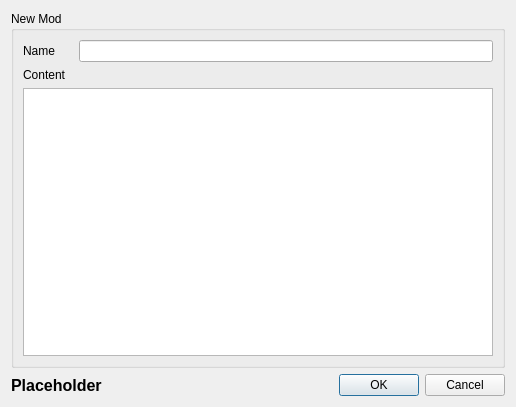
Before: the Qt Designer form plugins/installer_manual/src/installdialog.ui in Holt59/mo2-merge, drawn with Qt 5.
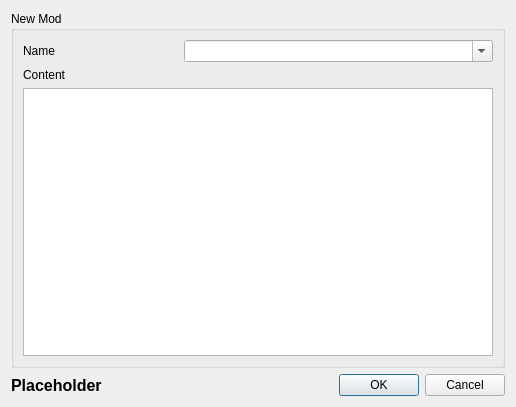
After: the same form once the commit is applied. Custom widgets are drawn as their Qt base class.

```diff
--- a/plugins/installer_manual/src/installdialog.ui
+++ b/plugins/installer_manual/src/installdialog.ui
@@ -33,7 +33,7 @@
      </property>
      <layout class="QVBoxLayout" name="verticalLayout_3">
       <item>
-       <layout class="QHBoxLayout" name="horizontalLayout_3">
+       <layout class="QHBoxLayout" name="horizontalLayout_3" stretch="1,2">
         <item>
          <widget class="QLabel" name="label">
           <property name="minimumSize">
@@ -48,12 +48,9 @@
          </widget>
         </item>
         <item>
-         <widget class="QLineEdit" name="editName">
-          <property name="toolTip">
-           <string>Pick a name for the mod</string>
-          </property>
-          <property name="whatsThis">
-           <string>Pick a name for the mod. This is also used as a directory name, so please don't use characters that are illegal in file names.</string>
+         <widget class="QComboBox" name="nameCombo">
+          <property name="editable">
+           <bool>true</bool>
           </property>
          </widget>
         </item>
```
